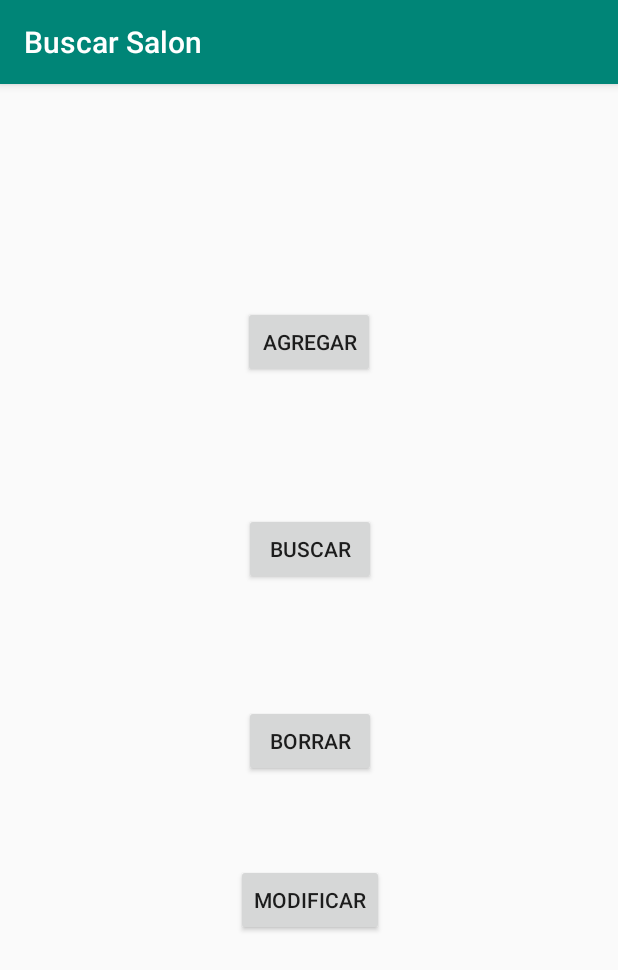
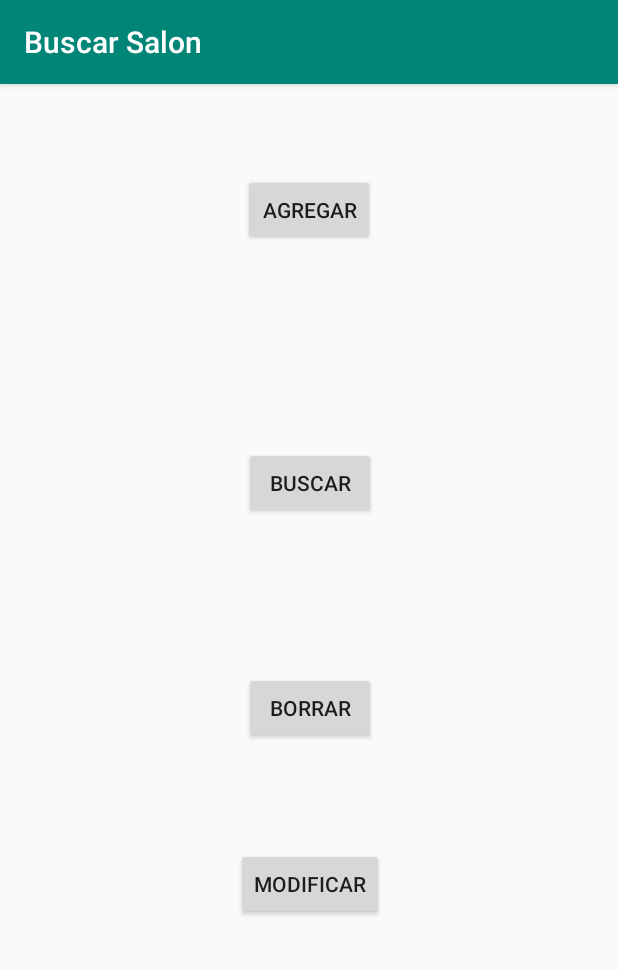
Before and after one commit to nikolaslozano/Buscarsalon, an Android app: the screen it shows after launch (MainActivity), on a phone screen of 412 x 824 dp. Shown: the top 970 px of the screen. Run offline under Robolectric (Android 15) with nearby library versions, the phone set to English and light mode, and no system bars.

```diff
--- a/app/src/main/java/com/example/buscarsalon/MainActivity.java
+++ b/app/src/main/java/com/example/buscarsalon/MainActivity.java
@@ -46,8 +46,8 @@ public class MainActivity extends AppCompatActivity {
         transaction.commit();
 
         FragmentTransaction miManejador = buscarBorrar.beginTransaction();
-        transaction.add(R.id.contenedorFragmentos,buscar);
-        transaction.commit();
+        miManejador.add(R.id.contenedorFragmentos,buscar);
+        miManejador.commit();
     }
 
     public void continuar (View v){
--- a/app/src/main/res/layout/fragment_buscar_borrar.xml
+++ b/app/src/main/res/layout/fragment_buscar_borrar.xml
@@ -38,10 +38,13 @@
             android:layout_marginEnd="148dp"
             android:layout_marginRight="148dp"
             android:layout_marginBottom="433dp"
+            android:onClick="continuar"
             android:text="Continuar"
             app:layout_constraintBottom_toBottomOf="parent"
             app:layout_constraintEnd_toEndOf="parent"
+            app:layout_constraintHorizontal_bias="0.74"
             app:layout_constraintStart_toStartOf="parent"
-            app:layout_constraintTop_toBottomOf="@+id/numeroBuscar" />
+            app:layout_constraintTop_toBottomOf="@+id/numeroBuscar"
+            app:layout_constraintVertical_bias="0.0" />
     </android.support.constraint.ConstraintLayout>
 </FrameLayout>
--- a/app/src/main/res/layout/fragment_fragmento_principal.xml
+++ b/app/src/main/res/layout/fragment_fragmento_principal.xml
@@ -17,17 +17,15 @@
             android:layout_height="wrap_content"
             android:layout_marginStart="162dp"
             android:layout_marginLeft="162dp"
-            android:layout_marginTop="148dp"
+            android:layout_marginTop="60dp"
             android:layout_marginEnd="162dp"
             android:layout_marginRight="162dp"
             android:onClick="agremod"
             android:text="Agregar"
-            app:layout_constraintBottom_toBottomOf="parent"
             app:layout_constraintEnd_toEndOf="parent"
-            app:layout_constraintHorizontal_bias="1.0"
+            app:layout_constraintHorizontal_bias="0.464"
             app:layout_constraintStart_toStartOf="parent"
-            app:layout_constraintTop_toTopOf="parent"
-            app:layout_constraintVertical_bias="0.0" />
+            app:layout_constraintTop_toTopOf="parent" />
 
         <Button
             android:id="@+id/botonBuscar"
```
